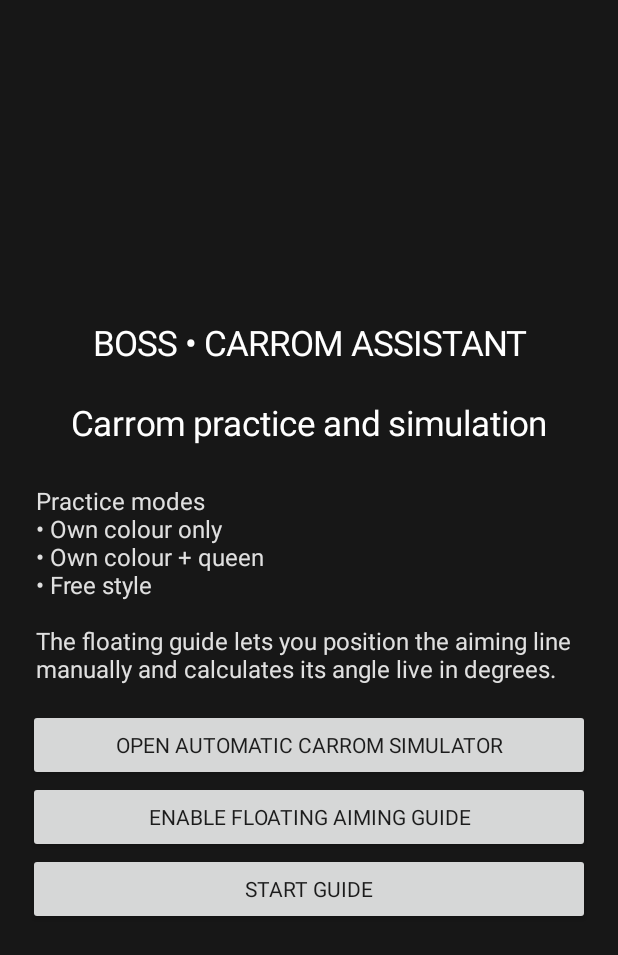
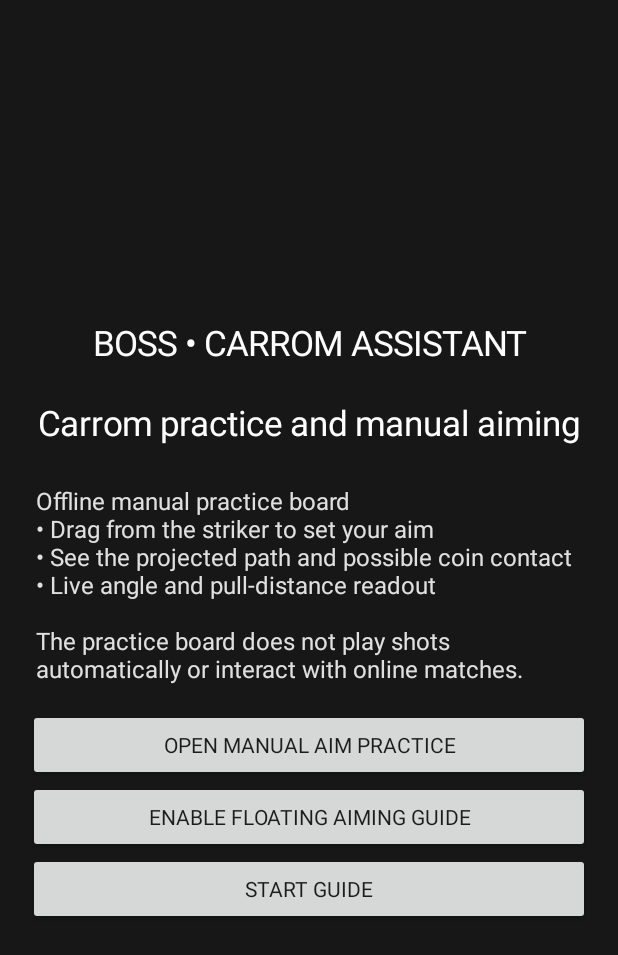
Before and after one commit to reddypnithin77-ctrl/Carrom-Assistant, an Android app: the screen it shows after launch (MainActivity), on a phone screen of 412 x 824 dp. Shown: the top 955 px of the screen. Run offline under Robolectric (Android 15) with nearby library versions, the phone set to English and light mode, and no system bars.

Commit message:
Update home screen for manual aim practice

```diff
--- a/app/src/main/java/com/boss/carrom/MainActivity.kt
+++ b/app/src/main/java/com/boss/carrom/MainActivity.kt
@@ -20,20 +20,20 @@ class MainActivity : Activity() {
             setBackgroundColor(0xFF171717.toInt())
         }
         root.addView(TextView(this).apply {
-            text = "BOSS • CARROM ASSISTANT\n\nCarrom practice and simulation"
+            text = "BOSS • CARROM ASSISTANT\n\nCarrom practice and manual aiming"
             textSize = 23f
             setTextColor(0xFFFFFFFF.toInt())
             gravity = Gravity.CENTER
             setPadding(8, 8, 8, 30)
         })
         root.addView(TextView(this).apply {
-            text = "Practice modes\n• Own colour only\n• Own colour + queen\n• Free style\n\nThe floating guide lets you position the aiming line manually and calculates its angle live in degrees."
+            text = "Offline manual practice board\n• Drag from the striker to set your aim\n• See the projected path and possible coin contact\n• Live angle and pull-distance readout\n\nThe practice board does not play shots automatically or interact with online matches."
             textSize = 16f
             setTextColor(0xFFE0E0E0.toInt())
             setPadding(8, 8, 8, 24)
         })
         root.addView(Button(this).apply {
-            text = "Open automatic carrom simulator"
+            text = "Open manual aim practice"
             setOnClickListener { startActivity(Intent(this@MainActivity, CarromSimulatorActivity::class.java)) }
         })
         root.addView(Button(this).apply {
```
